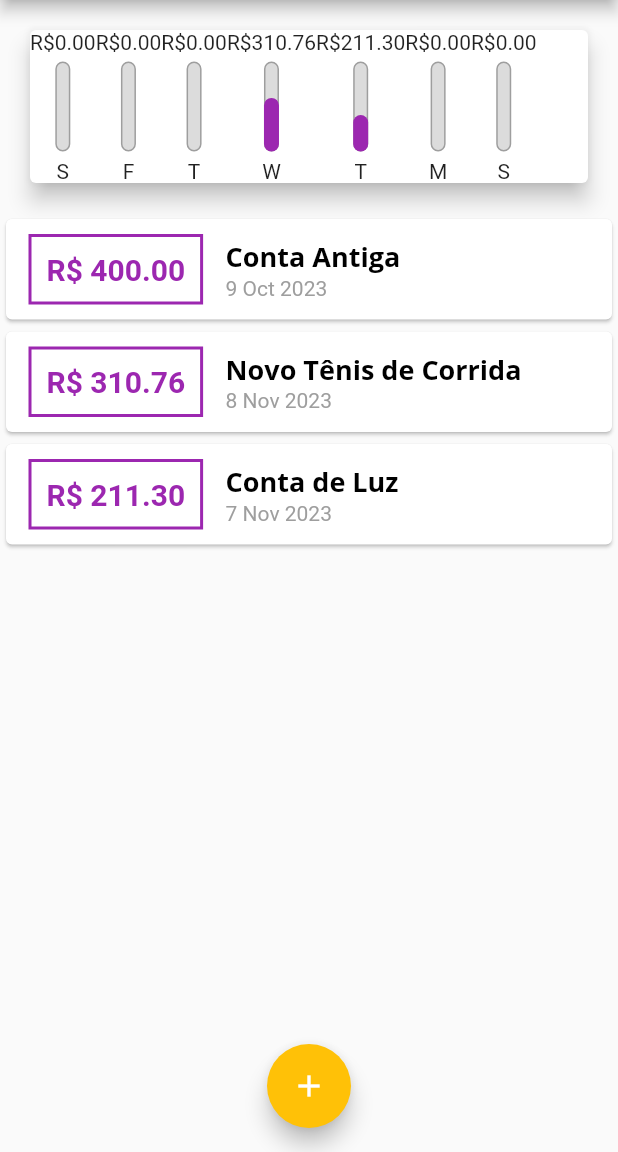
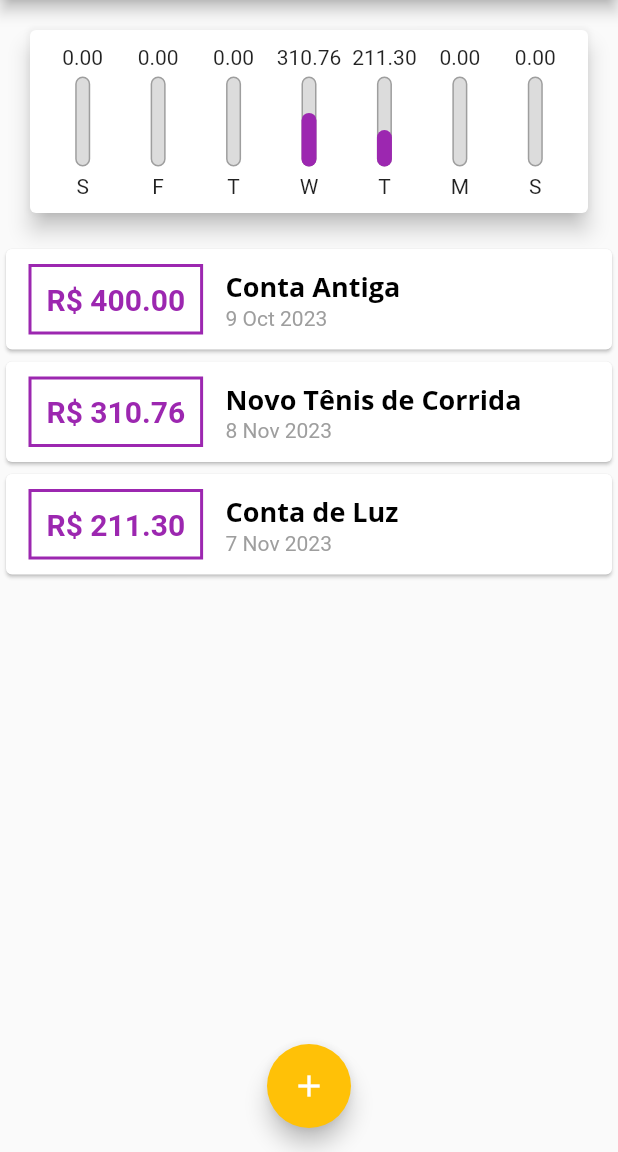
Before and after one commit to raonizacaron/flutter, a Flutter app: the screen it shows after launch, on a phone screen of 412 x 824 dp, the part 84-1236 px from its top. Run offline on Flutter 3.47's test engine with Material 2 defaults, Android fonts, the phone set to English and light mode, and no system bars; missing offline and left inert: dart:ffi.

Commit message:
chart bar adjustments

```diff
--- a/Aulas/expenses/lib/components/chart.dart
+++ b/Aulas/expenses/lib/components/chart.dart
@@ -44,14 +44,21 @@ class Chart extends StatelessWidget {
     return Card(
       elevation: 6,
       margin: const EdgeInsets.all(20),
+      child: Padding(
+        padding: const EdgeInsets.all(10),
         child: Row(
+          mainAxisAlignment: MainAxisAlignment.spaceAround,
           children: groupedTransactions.map((tr) {
-          return ChartBar(
+            return Flexible(
+              fit: FlexFit.tight,
+              child: ChartBar(
                 label: tr['day'] as String,
                 value: tr['value'] as double,
                 percentage: (tr['value'] as double) / _weekTotalValue,
+              ),
             );
           }).toList(),
+        ),
       ),
     );
   }
--- a/Aulas/expenses/lib/components/chart_bar.dart
+++ b/Aulas/expenses/lib/components/chart_bar.dart
@@ -16,7 +16,9 @@ class ChartBar extends StatelessWidget {
   Widget build(BuildContext context) {
     return Column(
       children: [
-        Text('R\$${value!.toStringAsFixed(2)}'),
+        FittedBox(
+          child: Text(value!.toStringAsFixed(2)),
+        ),
         const SizedBox(height: 5),
         SizedBox(
           height: 60,
```
Lines whose indentation alone changed are shown as unchanged.
